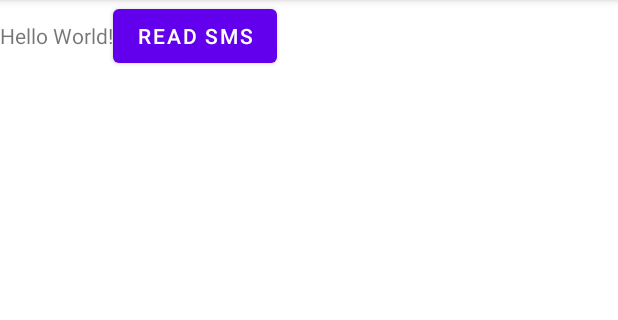
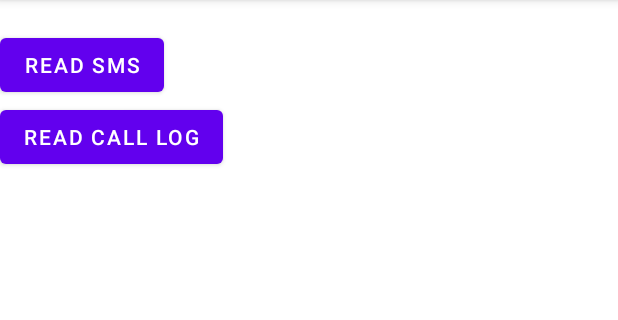
Before and after one commit to Daxesh-Italiya/HYTONE_FINANCE, an Android app: the screen it shows after launch (MainActivity), on a phone screen of 412 x 824 dp, the part 84-404 px from its top. Run offline under Robolectric (Android 15) with nearby library versions, the phone set to English and light mode, and no system bars.

Commit message:
Call log feature added

```diff
--- a/app/src/main/AndroidManifest.xml
+++ b/app/src/main/AndroidManifest.xml
@@ -3,6 +3,7 @@
     package="com.tst.hytonefinance">
 
     <uses-permission android:name="android.permission.READ_SMS" />
+    <uses-permission android:name="android.permission.READ_CALL_LOG" />
 
     <application
         android:allowBackup="true"
--- a/app/src/main/res/layout/activity_main.xml
+++ b/app/src/main/res/layout/activity_main.xml
@@ -4,14 +4,14 @@
     xmlns:tools="http://schemas.android.com/tools"
     android:layout_width="match_parent"
     android:layout_height="match_parent"
-    android:orientation="horizontal"
+    android:orientation="vertical"
     tools:context=".MainActivity">
 
     <TextView
         android:id="@+id/textview"
         android:layout_width="wrap_content"
         android:layout_height="wrap_content"
-        android:text="Hello World!"
+        android:text=""
         app:layout_constraintBottom_toBottomOf="parent"
         app:layout_constraintLeft_toLeftOf="parent"
         app:layout_constraintRight_toRightOf="parent"
@@ -21,6 +21,12 @@
         android:layout_width="wrap_content"
         android:layout_height="wrap_content"
         android:text="read sms"
-        android:onClick="Read_SMS"/>
+        android:onClick="readSMS"/>
+
+    <Button
+        android:layout_width="wrap_content"
+        android:layout_height="wrap_content"
+        android:text="read call log"
+        android:onClick="readCallLog"/>
 
 </LinearLayout>
--- a/build.gradle
+++ b/build.gradle
@@ -5,7 +5,7 @@ buildscript {
         mavenCentral()
     }
     dependencies {
-        classpath 'com.android.tools.build:gradle:7.0.3'
+        classpath 'com.android.tools.build:gradle:7.0.4'
 
         // NOTE: Do not place your application dependencies here; they belong
         // in the individual module build.gradle files
```
Also changed, not shown: app/src/main/java/com/tst/hytonefinance/MainActivity.java (+48 -5 lines).
